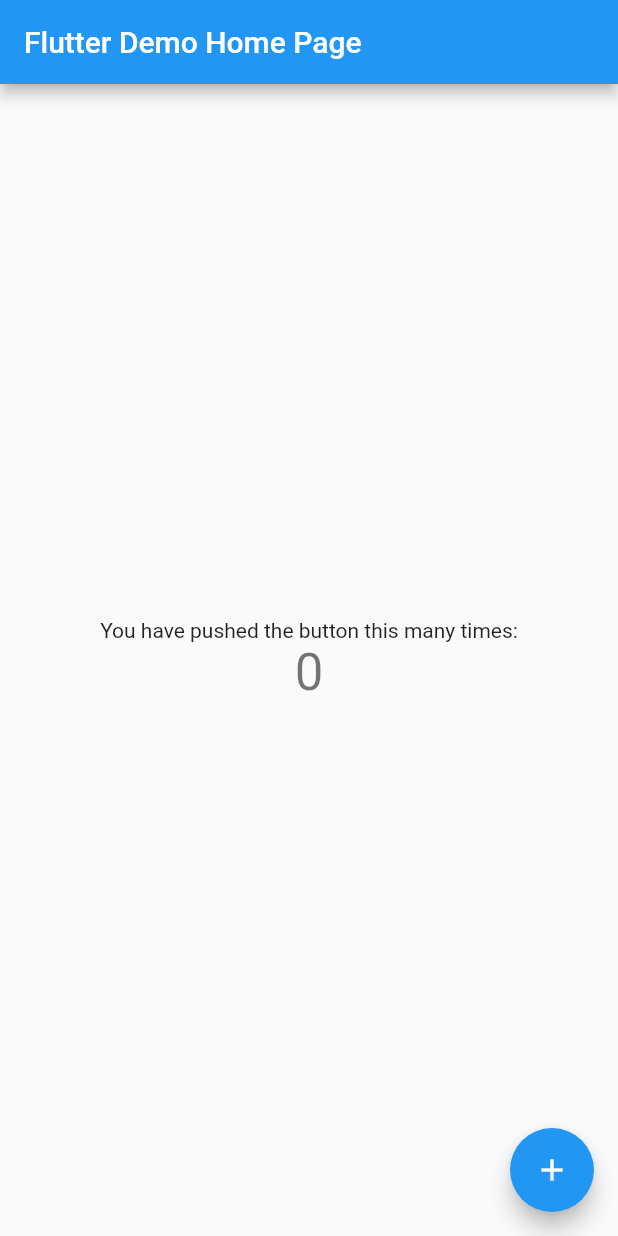
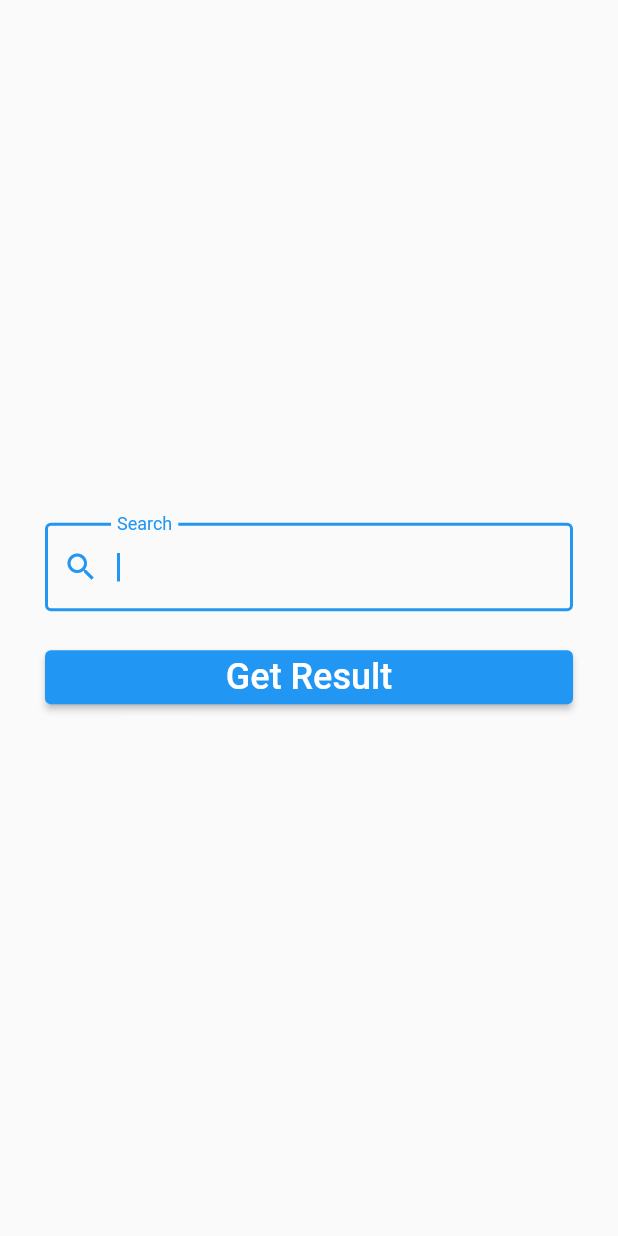
Before and after one commit to jyryuitpro/provider_overview_17, a Flutter app: the screen it shows after launch, on a phone screen of 412 x 824 dp. Run offline on Flutter 3.47's test engine with Material 2 defaults, Android fonts, the phone set to English and light mode, and no system bars.

Commit message:
ChangeNotifier의 addListener를 이용한 action 처리

```diff
--- /dev/null
+++ b/lib/app_provider.dart
@@ -0,0 +1,52 @@
+import 'package:flutter/foundation.dart';
+import 'package:flutter/material.dart';
+import 'package:provider_overview_17/success_page.dart';
+
+enum AppState {
+  initial,
+  loading,
+  success,
+  error,
+}
+
+class AppProvider with ChangeNotifier {
+  AppState _state = AppState.initial;
+
+  AppState get state => _state;
+
+  Future<void> getResult(String searchTerm) async {
+    _state = AppState.loading;
+    notifyListeners();
+
+    await Future.delayed(Duration(seconds: 1));
+
+    try {
+      if (searchTerm == 'fail') {
+        throw 'Something went wrong';
+      }
+
+      _state = AppState.success;
+      notifyListeners();
+      // Navigator.push(
+      //   context,
+      //   MaterialPageRoute(
+      //     builder: (context) {
+      //       return SuccessPage();
+      //     },
+      //   ),
+      // );
+    } catch (e) {
+      _state = AppState.error;
+      notifyListeners();
+      // rethrow;
+      // showDialog(
+      //   context: context,
+      //   builder: (context) {
+      //     return AlertDialog(
+      //       content: Text('Something went wrong'),
+      //     );
+      //   },
+      // );
+    }
+  }
+}
--- a/lib/main.dart
+++ b/lib/main.dart
@@ -1,4 +1,7 @@
 import 'package:flutter/material.dart';
+import 'package:provider/provider.dart';
+import 'package:provider_overview_17/app_provider.dart';
+import 'package:provider_overview_17/success_page.dart';
 
 void main() {
   runApp(const MyApp());
@@ -10,106 +13,174 @@ class MyApp extends StatelessWidget {
   // This widget is the root of your application.
   @override
   Widget build(BuildContext context) {
-    return MaterialApp(
-      title: 'Flutter Demo',
-      theme: ThemeData(
-        // This is the theme of your application.
-        //
-        // Try running your application with "flutter run". You'll see the
-        // application has a blue toolbar. Then, without quitting the app, try
-        // changing the primarySwatch below to Colors.green and then invoke
-        // "hot reload" (press "r" in the console where you ran "flutter run",
-        // or simply save your changes to "hot reload" in a Flutter IDE).
-        // Notice that the counter didn't reset back to zero; the application
-        // is not restarted.
-        primarySwatch: Colors.blue,
+    return ChangeNotifierProvider<AppProvider>(
+      create: (_) => AppProvider(),
+      child: MaterialApp(
+        title: 'addListener of ChangeNotifier',
+        debugShowCheckedModeBanner: false,
+        theme: ThemeData(
+          primarySwatch: Colors.blue,
+        ),
+        home: const MyHomePage(),
       ),
-      home: const MyHomePage(title: 'Flutter Demo Home Page'),
     );
   }
 }
 
 class MyHomePage extends StatefulWidget {
-  const MyHomePage({Key? key, required this.title}) : super(key: key);
-
-  // This widget is the home page of your application. It is stateful, meaning
-  // that it has a State object (defined below) that contains fields that affect
-  // how it looks.
-
-  // This class is the configuration for the state. It holds the values (in this
-  // case the title) provided by the parent (in this case the App widget) and
-  // used by the build method of the State. Fields in a Widget subclass are
-  // always marked "final".
-
-  final String title;
+  const MyHomePage({Key? key}) : super(key: key);
 
   @override
-  State<MyHomePage> createState() => _MyHomePageState();
+  _MyHomePageState createState() => _MyHomePageState();
 }
 
 class _MyHomePageState extends State<MyHomePage> {
-  int _counter = 0;
+  final GlobalKey<FormState> formKey = GlobalKey<FormState>();
+  AutovalidateMode autovalidateMode = AutovalidateMode.disabled;
+  String? searchTerm;
+  late final AppProvider appProvider;
 
-  void _incrementCounter() {
+  @override
+  void initState() {
+    super.initState();
+    appProvider = context.read<AppProvider>();
+    appProvider.addListener(appListener);
+  }
+
+  void appListener() {
+    if (appProvider.state == AppState.success) {
+      Navigator.push(
+        context,
+        MaterialPageRoute(
+          builder: (context) {
+            return SuccessPage();
+          },
+        ),
+      );
+    } else if (appProvider.state == AppState.error) {
+      showDialog(
+        context: context,
+        builder: (context) {
+          return AlertDialog(
+            content: Text('Something went wrong'),
+          );
+        },
+      );
+    }
+  }
+
+  @override
+  void dispose() {
+    appProvider.removeListener(appListener);
+    super.dispose();
+  }
+
+  void submit() {
     setState(() {
-      // This call to setState tells the Flutter framework that something has
-      // changed in this State, which causes it to rerun the build method below
-      // so that the display can reflect the updated values. If we changed
-      // _counter without calling setState(), then the build method would not be
-      // called again, and so nothing would appear to happen.
-      _counter++;
+      autovalidateMode = AutovalidateMode.always;
     });
+
+    final form = formKey.currentState;
+
+    if (form == null || !form.validate()) return;
+
+    form.save();
+
+    context.read<AppProvider>().getResult(searchTerm!);
+    // Navigator.push(
+    //   context,
+    //   MaterialPageRoute(
+    //     builder: (context) {
+    //       return SuccessPage();
+    //     },
+    //   ),
+    // );
+    //
+    // showDialog(
+    //   context: context,
+    //   builder: (context) {
+    //     return AlertDialog(
+    //       content: Text('Something went wrong'),
+    //     );
+    //   },
+    // );
   }
 
   @override
   Widget build(BuildContext context) {
-    // This method is rerun every time setState is called, for instance as done
-    // by the _incrementCounter method above.
-    //
-    // The Flutter framework has been optimized to make rerunning build methods
-    // fast, so that you can just rebuild anything that needs updating rather
-    // than having to individually change instances of widgets.
-    return Scaffold(
-      appBar: AppBar(
-        // Here we take the value from the MyHomePage object that was created by
-        // the App.build method, and use it to set our appbar title.
-        title: Text(widget.title),
-      ),
-      body: Center(
-        // Center is a layout widget. It takes a single child and positions it
-        // in the middle of the parent.
-        child: Column(
-          // Column is also a layout widget. It takes a list of children and
-          // arranges them vertically. By default, it sizes itself to fit its
-          // children horizontally, and tries to be as tall as its parent.
-          //
-          // Invoke "debug painting" (press "p" in the console, choose the
-          // "Toggle Debug Paint" action from the Flutter Inspector in Android
-          // Studio, or the "Toggle Debug Paint" command in Visual Studio Code)
-          // to see the wireframe for each widget.
-          //
-          // Column has various properties to control how it sizes itself and
-          // how it positions its children. Here we use mainAxisAlignment to
-          // center the children vertically; the main axis here is the vertical
-          // axis because Columns are vertical (the cross axis would be
-          // horizontal).
-          mainAxisAlignment: MainAxisAlignment.center,
-          children: <Widget>[
-            const Text(
-              'You have pushed the button this many times:',
+    final appState = context.watch<AppProvider>().state;
+
+    // if (appState == AppState.success) {
+    //   WidgetsBinding.instance!.addPostFrameCallback((_) {
+    //     Navigator.push(
+    //       context,
+    //       MaterialPageRoute(
+    //         builder: (context) {
+    //           return SuccessPage();
+    //         },
+    //       ),
+    //     );
+    //   });
+    // } else if (appState == AppState.error) {
+    //   WidgetsBinding.instance!.addPostFrameCallback((_) {
+    //     showDialog(
+    //       context: context,
+    //       builder: (context) {
+    //         return AlertDialog(
+    //           content: Text('Something went wrong'),
+    //         );
+    //       },
+    //     );
+    //   });
+    // }
+
+    return GestureDetector(
+      onTap: () => FocusScope.of(context).unfocus(),
+      child: Scaffold(
+        body: Center(
+          child: Padding(
+            padding: const EdgeInsets.symmetric(horizontal: 30.0),
+            child: Form(
+              key: formKey,
+              autovalidateMode: autovalidateMode,
+              child: ListView(
+                shrinkWrap: true,
+                children: [
+                  TextFormField(
+                    autofocus: true,
+                    decoration: InputDecoration(
+                      border: OutlineInputBorder(),
+                      label: Text('Search'),
+                      prefixIcon: Icon(Icons.search),
+                    ),
+                    validator: (String? value) {
+                      if (value == null || value.trim().isEmpty) {
+                        return 'Search term required';
+                      }
+                      return null;
+                    },
+                    onSaved: (String? value) {
+                      searchTerm = value;
+                    },
+                  ),
+                  const SizedBox(
+                    height: 20.0,
+                  ),
+                  ElevatedButton(
+                    child: Text(
+                      appState == AppState.loading
+                          ? 'Loading...'
+                          : 'Get Result',
+                      style: TextStyle(fontSize: 24.0),
+                    ),
+                    onPressed: appState == AppState.loading ? null : submit,
+                  ),
+                ],
+              ),
             ),
-            Text(
-              '$_counter',
-              style: Theme.of(context).textTheme.headline4,
-            ),
-          ],
+          ),
         ),
       ),
-      floatingActionButton: FloatingActionButton(
-        onPressed: _incrementCounter,
-        tooltip: 'Increment',
-        child: const Icon(Icons.add),
-      ), // This trailing comma makes auto-formatting nicer for build methods.
     );
   }
 }
--- a/pubspec.yaml
+++ b/pubspec.yaml
@@ -34,6 +34,7 @@ dependencies:
   # The following adds the Cupertino Icons font to your application.
   # Use with the CupertinoIcons class for iOS style icons.
   cupertino_icons: ^1.0.2
+  provider: ^6.0.1
 
 dev_dependencies:
   flutter_test:
```
Also changed, not shown: lib/success_page.dart (added, +20 -0 lines), pubspec.lock.
